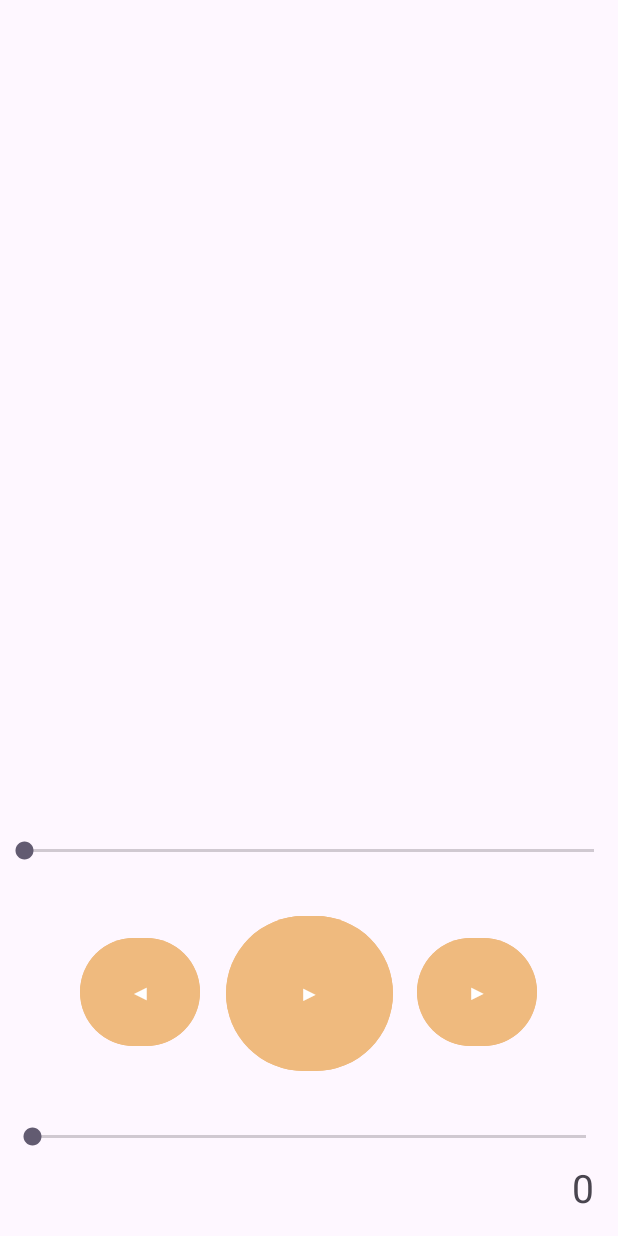
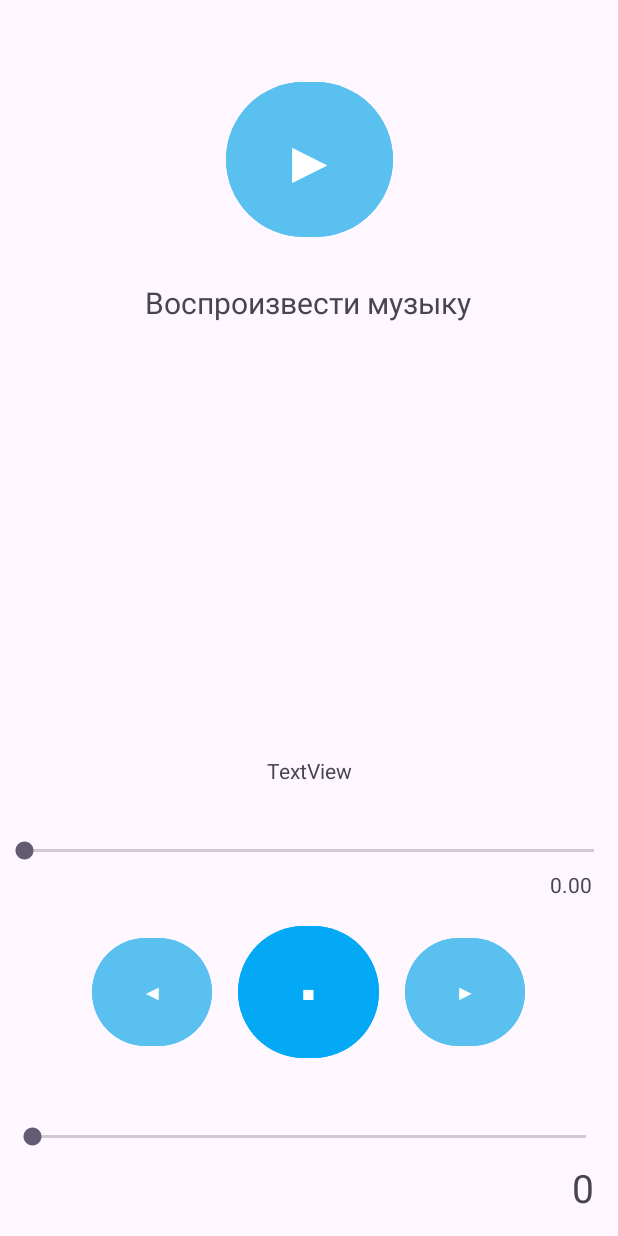
Before and after one commit to arina983/visual_programming, an Android app: the MediaActivity screen opened directly, with no data from a screen before it, on a phone screen of 412 x 824 dp. Run offline under Robolectric (Android 15) with nearby library versions, the phone set to English and light mode, and no system bars.

Commit message:
улучшена реализация MediaPlayer

```diff
--- a/app/src/main/res/layout/activity_media_player.xml
+++ b/app/src/main/res/layout/activity_media_player.xml
@@ -50,38 +50,40 @@
             android:id="@+id/buttonForward"
             android:layout_width="80dp"
             android:layout_height="80dp"
-            android:backgroundTint="#EFBA7E"
+            android:backgroundTint="#59C0EF"
             android:text="▶"
             app:layout_constraintBottom_toBottomOf="parent"
             app:layout_constraintEnd_toEndOf="parent"
-            app:layout_constraintHorizontal_bias="0.838"
+            app:layout_constraintHorizontal_bias="0.813"
             app:layout_constraintStart_toStartOf="parent"
             app:layout_constraintTop_toTopOf="parent"
-            app:layout_constraintVertical_bias="0.489" />
+            app:layout_constraintVertical_bias="0.487" />
 
         <Button
             android:id="@+id/buttonRewind"
             android:layout_width="80dp"
             android:layout_height="80dp"
-            android:backgroundTint="#EFBA7E"
+            android:backgroundTint="#59C0EF"
             android:text="◀"
             app:layout_constraintBottom_toBottomOf="parent"
             app:layout_constraintEnd_toEndOf="parent"
-            app:layout_constraintHorizontal_bias="0.161"
+            app:layout_constraintHorizontal_bias="0.184"
             app:layout_constraintStart_toStartOf="parent"
             app:layout_constraintTop_toTopOf="parent"
-            app:layout_constraintVertical_bias="0.489" />
+            app:layout_constraintVertical_bias="0.487" />
 
         <Button
-            android:id="@+id/buttonPlayPause"
-            android:layout_width="111dp"
-            android:layout_height="111dp"
-            android:backgroundTint="#EFBA7E"
-            android:text="▶"
+            android:id="@+id/buttonStop"
+            android:layout_width="94dp"
+            android:layout_height="96dp"
+            android:backgroundTint="#03A9F4"
+            android:text="◼"
             app:layout_constraintBottom_toBottomOf="parent"
             app:layout_constraintEnd_toEndOf="parent"
+            app:layout_constraintHorizontal_bias="0.498"
             app:layout_constraintStart_toStartOf="parent"
-            app:layout_constraintTop_toTopOf="parent" />
+            app:layout_constraintTop_toTopOf="parent"
+            app:layout_constraintVertical_bias="0.48" />
     </androidx.constraintlayout.widget.ConstraintLayout>
 
     <SeekBar
@@ -95,4 +97,65 @@
         app:layout_constraintTop_toTopOf="parent"
         app:layout_constraintVertical_bias="0.692" />
 
+    <Button
+        android:id="@+id/buttonPlayPause"
+        android:layout_width="111dp"
+        android:layout_height="111dp"
+        android:backgroundTint="#59C0EF"
+        android:gravity="center"
+        android:text="▶"
+        android:textSize="40sp"
+        app:layout_constraintBottom_toBottomOf="parent"
+        app:layout_constraintEnd_toEndOf="parent"
+        app:layout_constraintStart_toStartOf="parent"
+        app:layout_constraintTop_toTopOf="parent"
+        app:layout_constraintVertical_bias="0.071" />
+
+    <TextView
+        android:id="@+id/textView"
+        android:layout_width="240dp"
+        android:layout_height="45dp"
+        android:gravity="center"
+        android:text="Воспроизвести музыку"
+        android:textSize="20sp"
+        app:layout_constraintBottom_toBottomOf="parent"
+        app:layout_constraintEnd_toEndOf="parent"
+        app:layout_constraintHorizontal_bias="0.497"
+        app:layout_constraintStart_toStartOf="parent"
+        app:layout_constraintTop_toTopOf="parent"
+        app:layout_constraintVertical_bias="0.23" />
+
+    <TextView
+        android:id="@+id/textViewTitle"
+        android:layout_width="221dp"
+        android:layout_height="45dp"
+        android:text="TextView"
+        android:gravity="center"
+        app:layout_constraintBottom_toBottomOf="parent"
+        app:layout_constraintEnd_toEndOf="parent"
+        app:layout_constraintStart_toStartOf="parent"
+        app:layout_constraintTop_toTopOf="parent"
+        app:layout_constraintVertical_bias="0.631" />
+
+    <TextView
+        android:id="@+id/textViewTime"
+        android:layout_width="wrap_content"
+        android:layout_height="wrap_content"
+        android:text="0.00"
+        app:layout_constraintBottom_toBottomOf="parent"
+        app:layout_constraintEnd_toEndOf="parent"
+        app:layout_constraintHorizontal_bias="0.954"
+        app:layout_constraintStart_toStartOf="parent"
+        app:layout_constraintTop_toTopOf="parent"
+        app:layout_constraintVertical_bias="0.721" />
+
+    <ListView
+        android:layout_width="409dp"
+        android:layout_height="243dp"
+        app:layout_constraintBottom_toBottomOf="parent"
+        app:layout_constraintEnd_toEndOf="parent"
+        app:layout_constraintStart_toStartOf="parent"
+        app:layout_constraintTop_toTopOf="parent"
+        app:layout_constraintVertical_bias="0.422" />
+
 </androidx.constraintlayout.widget.ConstraintLayout>
```
Also changed, not shown: app/src/main/java/com/example/calculator/MediaActivity.kt (+87 -12 lines).
